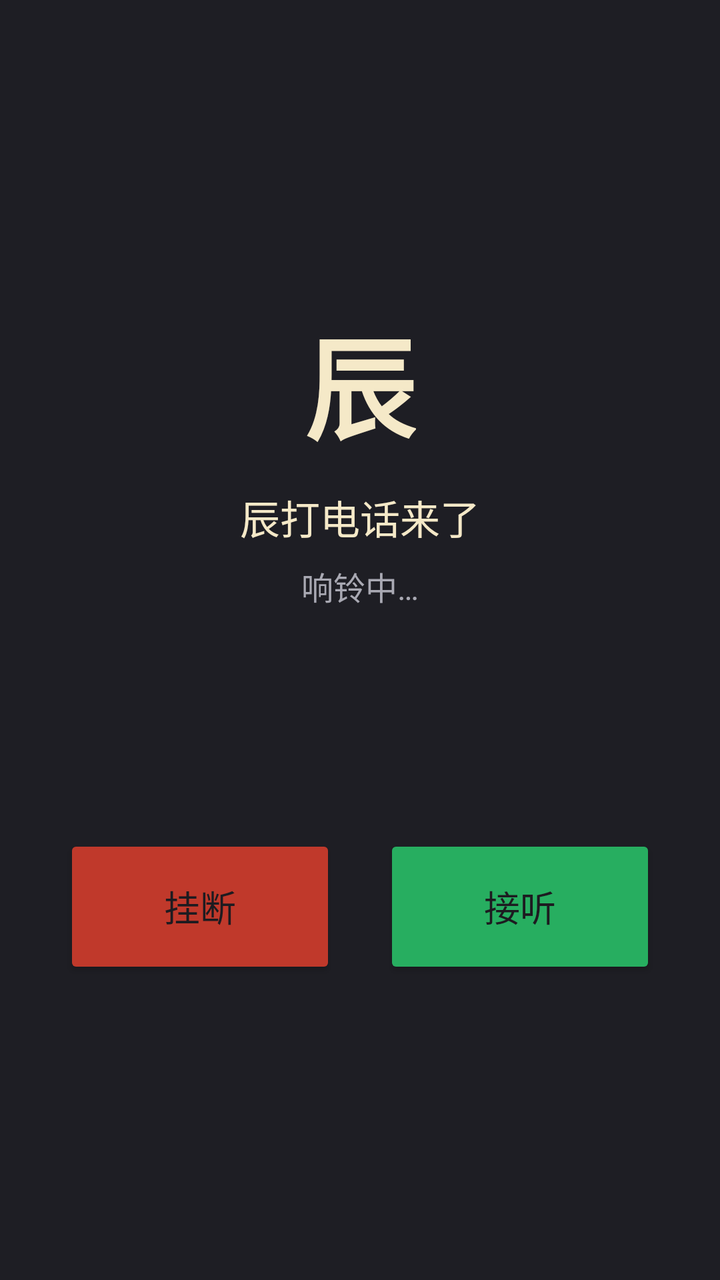
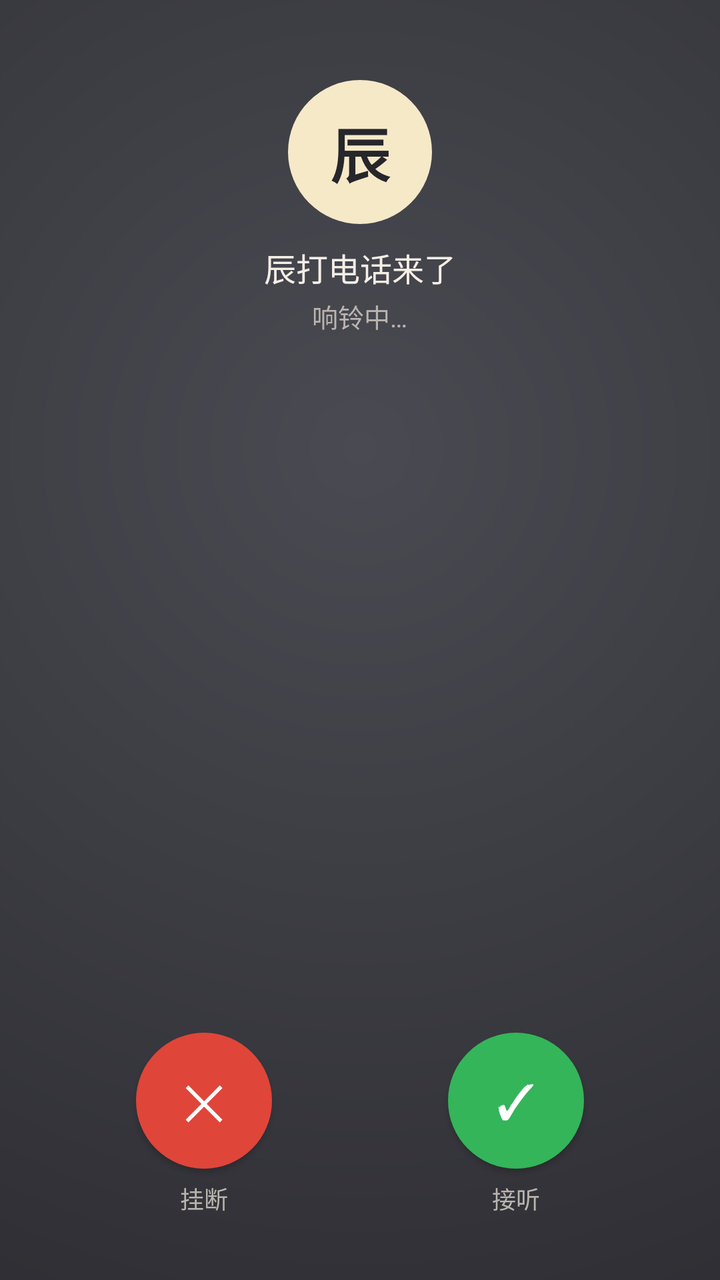

An Android layout rendered at two revisions. The XML below is the earlier revision; the diff shows what the commit changed to produce the second picture.
<!-- AndroidManifest.xml: application theme Theme.Chen -->
<!-- res/layout/activity_call.xml -->
<?xml version="1.0" encoding="utf-8"?>
<LinearLayout xmlns:android="http://schemas.android.com/apk/res/android"
    android:layout_width="match_parent" android:layout_height="match_parent"
    android:orientation="vertical" android:gravity="center" android:padding="32dp"
    android:background="#1E1E24">

    <TextView android:layout_width="wrap_content" android:layout_height="wrap_content"
        android:text="辰" android:textSize="56sp" android:textStyle="bold" android:textColor="#F5E9C8" />

    <TextView android:id="@+id/callText" android:layout_width="wrap_content" android:layout_height="wrap_content"
        android:text="辰打电话来了" android:textSize="20sp" android:textColor="#F5E9C8" android:layout_marginTop="12dp" />

    <TextView android:id="@+id/callState" android:layout_width="wrap_content" android:layout_height="wrap_content"
        android:text="响铃中…" android:textSize="16sp" android:textColor="#A9A9B3" android:layout_marginTop="8dp" />

    <TextView android:id="@+id/callLast" android:layout_width="match_parent" android:layout_height="wrap_content"
        android:text="" android:textSize="16sp" android:textColor="#F5E9C8" android:gravity="center" android:layout_marginTop="32dp" android:minLines="2" />

    <Button android:id="@+id/btnSpeaker" android:layout_width="wrap_content" android:layout_height="wrap_content"
        android:text="免提：关" android:visibility="gone" android:layout_marginTop="24dp" />

    <LinearLayout android:layout_width="match_parent" android:layout_height="wrap_content"
        android:orientation="horizontal" android:gravity="center" android:layout_marginTop="40dp">
        <Button android:id="@+id/btnHangup" android:layout_width="0dp" android:layout_weight="1" android:layout_height="72dp"
            android:text="挂断" android:textSize="18sp" android:backgroundTint="#C0392B" android:layout_marginEnd="12dp" />
        <Button android:id="@+id/btnAccept" android:layout_width="0dp" android:layout_weight="1" android:layout_height="72dp"
            android:text="接听" android:textSize="18sp" android:backgroundTint="#27AE60" android:layout_marginStart="12dp" />
    </LinearLayout>
</LinearLayout>
<!-- resources referenced by this layout -->
<resources>
  <style name="Theme.Chen" parent="Theme.Material3.DayNight.NoActionBar" />
</resources>

<!-- the commit's change to res/layout/activity_call.xml (unified diff, before → after) -->
@@ -1,29 +1,56 @@
 <?xml version="1.0" encoding="utf-8"?>
 <LinearLayout xmlns:android="http://schemas.android.com/apk/res/android"
     android:layout_width="match_parent" android:layout_height="match_parent"
-    android:orientation="vertical" android:gravity="center" android:padding="32dp"
-    android:background="#1E1E24">
+    android:orientation="vertical" android:padding="24dp"
+    android:background="@drawable/call_bg">
 
-    <TextView android:layout_width="wrap_content" android:layout_height="wrap_content"
-        android:text="辰" android:textSize="56sp" android:textStyle="bold" android:textColor="#F5E9C8" />
+    <TextView android:id="@+id/avatar"
+        android:layout_width="72dp" android:layout_height="72dp"
+        android:layout_gravity="center_horizontal" android:layout_marginTop="16dp"
+        android:background="@drawable/avatar_circle"
+        android:gravity="center" android:text="辰"
+        android:textSize="30sp" android:textStyle="bold" android:textColor="#26262B" />
 
     <TextView android:id="@+id/callText" android:layout_width="wrap_content" android:layout_height="wrap_content"
-        android:text="辰打电话来了" android:textSize="20sp" android:textColor="#F5E9C8" android:layout_marginTop="12dp" />
+        android:layout_gravity="center_horizontal"
+        android:text="辰打电话来了" android:textSize="16sp" android:textColor="#F5EFE6" android:layout_marginTop="10dp" />
 
     <TextView android:id="@+id/callState" android:layout_width="wrap_content" android:layout_height="wrap_content"
-        android:text="响铃中…" android:textSize="16sp" android:textColor="#A9A9B3" android:layout_marginTop="8dp" />
+        android:layout_gravity="center_horizontal"
+        android:text="响铃中…" android:textSize="13sp" android:textColor="#B9B4AE" android:layout_marginTop="3dp" />
 
-    <TextView android:id="@+id/callLast" android:layout_width="match_parent" android:layout_height="wrap_content"
-        android:text="" android:textSize="16sp" android:textColor="#F5E9C8" android:gravity="center" android:layout_marginTop="32dp" android:minLines="2" />
+    <ScrollView android:id="@+id/capScroll"
+        android:layout_width="match_parent" android:layout_height="0dp" android:layout_weight="1"
+        android:layout_marginTop="14dp" android:fillViewport="true" android:scrollbars="vertical">
+        <TextView android:id="@+id/callLast" android:layout_width="match_parent" android:layout_height="wrap_content"
+            android:text="" android:textSize="15sp" android:textColor="#F5EFE6"
+            android:lineSpacingExtra="6dp" android:gravity="start" android:paddingBottom="12dp" />
+    </ScrollView>
 
     <Button android:id="@+id/btnSpeaker" android:layout_width="wrap_content" android:layout_height="wrap_content"
-        android:text="免提：关" android:visibility="gone" android:layout_marginTop="24dp" />
+        android:layout_gravity="center_horizontal"
+        android:text="免提：关" android:visibility="gone" android:layout_marginTop="6dp" />
 
     <LinearLayout android:layout_width="match_parent" android:layout_height="wrap_content"
-        android:orientation="horizontal" android:gravity="center" android:layout_marginTop="40dp">
-        <Button android:id="@+id/btnHangup" android:layout_width="0dp" android:layout_weight="1" android:layout_height="72dp"
-            android:text="挂断" android:textSize="18sp" android:backgroundTint="#C0392B" android:layout_marginEnd="12dp" />
-        <Button android:id="@+id/btnAccept" android:layout_width="0dp" android:layout_weight="1" android:layout_height="72dp"
-            android:text="接听" android:textSize="18sp" android:backgroundTint="#27AE60" android:layout_marginStart="12dp" />
+        android:orientation="horizontal" android:gravity="center" android:layout_marginTop="14dp"
+        android:layout_marginBottom="8dp">
+
+        <LinearLayout android:layout_width="0dp" android:layout_weight="1" android:layout_height="wrap_content"
+            android:orientation="vertical" android:gravity="center">
+            <Button android:id="@+id/btnHangup" android:layout_width="68dp" android:layout_height="68dp"
+                android:background="@drawable/btn_circle_red"
+                android:text="✕" android:textSize="24sp" android:textColor="#FFFFFF" />
+            <TextView android:layout_width="wrap_content" android:layout_height="wrap_content"
+                android:text="挂断" android:textSize="12sp" android:textColor="#B9B4AE" android:layout_marginTop="6dp" />
+        </LinearLayout>
+
+        <LinearLayout android:id="@+id/acceptWrap" android:layout_width="0dp" android:layout_weight="1" android:layout_height="wrap_content"
+            android:orientation="vertical" android:gravity="center">
+            <Button android:id="@+id/btnAccept" android:layout_width="68dp" android:layout_height="68dp"
+                android:background="@drawable/btn_circle_green"
+                android:text="✓" android:textSize="24sp" android:textColor="#FFFFFF" />
+            <TextView android:layout_width="wrap_content" android:layout_height="wrap_content"
+                android:text="接听" android:textSize="12sp" android:textColor="#B9B4AE" android:layout_marginTop="6dp" />
+        </LinearLayout>
     </LinearLayout>
 </LinearLayout>
<!-- resource entries referenced after the edit -->
@@ -1,5 +1,27 @@
 <!-- resources referenced by this layout -->
 <resources>
+  <!-- drawable avatar_circle (drawable) -->
+  <?xml version="1.0" encoding="utf-8"?>
+  <shape xmlns:android="http://schemas.android.com/apk/res/android" android:shape="oval">
+      <solid android:color="#F5E9C8" />
+  </shape>
+  <!-- drawable btn_circle_green (drawable) -->
+  <?xml version="1.0" encoding="utf-8"?>
+  <shape xmlns:android="http://schemas.android.com/apk/res/android" android:shape="oval">
+      <solid android:color="#34B559" />
+  </shape>
+  <!-- drawable btn_circle_red (drawable) -->
+  <?xml version="1.0" encoding="utf-8"?>
+  <shape xmlns:android="http://schemas.android.com/apk/res/android" android:shape="oval">
+      <solid android:color="#E0453A" />
+  </shape>
+  <!-- drawable call_bg (drawable) -->
+  <?xml version="1.0" encoding="utf-8"?>
+  <shape xmlns:android="http://schemas.android.com/apk/res/android">
+      <gradient android:type="radial" android:gradientRadius="600dp"
+          android:centerX="0.5" android:centerY="0.35"
+          android:startColor="#4A4A52" android:endColor="#26262B" />
+  </shape>
   <style name="Theme.Chen" parent="Theme.Material3.DayNight.NoActionBar" />
 </resources>
 
